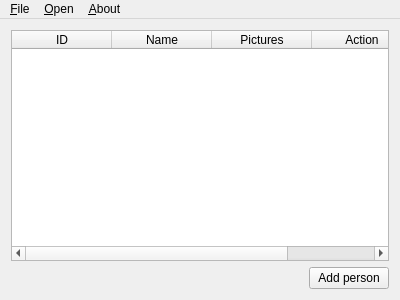
The window that mainwindow.ui (Spark-NF/face-detector) describes before a commit, drawn with Qt 5.
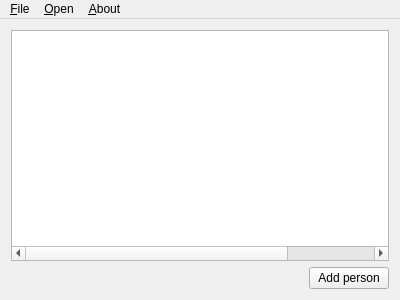
The same window after the commit. Icons and pictures are not drawn.

```diff
--- a/mainwindow.ui
+++ b/mainwindow.ui
@@ -18,7 +18,7 @@
     <item>
      <widget class="QTableWidget" name="tablePersons">
       <attribute name="horizontalHeaderVisible">
-       <bool>true</bool>
+       <bool>false</bool>
       </attribute>
       <attribute name="verticalHeaderVisible">
        <bool>false</bool>
```
Left out of the diff: 12 changed lines with no effect on the pictures.
